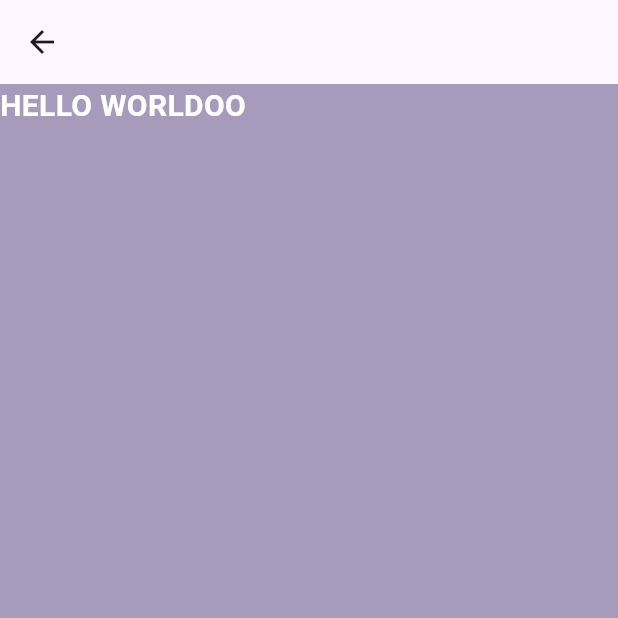
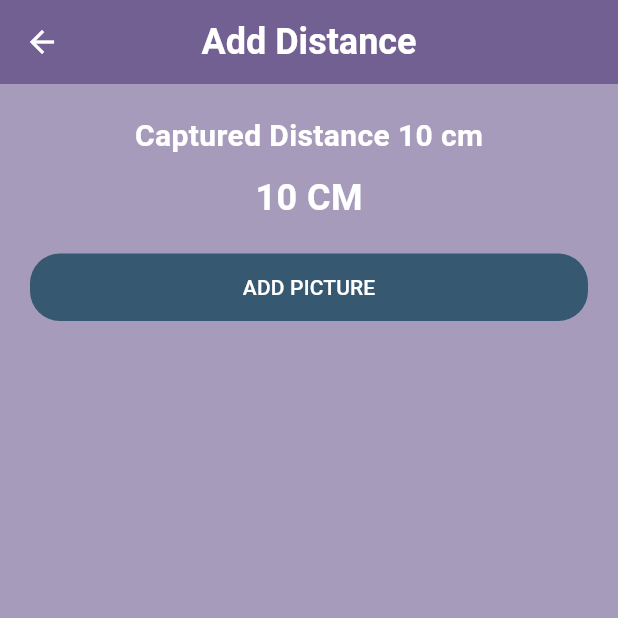
Before and after one commit to razstvien01/distance_range_estimator, a Flutter app: the AddDistanceScreen screen opened by its route, on a phone screen of 412 x 824 dp, the top half of it. Run offline on Flutter 3.47's test engine with Material 3 defaults, Android fonts, the light colour scheme and no system bars; our stand-ins replace firebase_core; missing offline and left inert: mqtt_client; accounts and stored records are empty.

Commit message:
add: default_testfield widget

```diff
--- a/lib/main.dart
+++ b/lib/main.dart
@@ -120,7 +120,7 @@ class _MyHomePageState extends State<MyHomePage> {
         appBar: AppBar(
           centerTitle: true,
           backgroundColor: kPrimaryColor,
-          title: Text("Distance Range Estimator", style: kHeadTextStyle),
+          title: const Text("Distance Range Estimator", style: kHeadTextStyle),
         ),
         body: HomeScreen()
         );
--- a/lib/screens/add_distance_screen/add_distance.dart
+++ b/lib/screens/add_distance_screen/add_distance.dart
@@ -1,4 +1,5 @@
 import 'package:distance_range_estimator/types/constants.dart';
+import 'package:distance_range_estimator/widgets/default_button.dart';
 import 'package:flutter/material.dart';
 
 class AddDistanceScreen extends StatelessWidget {
@@ -8,13 +9,32 @@ class AddDistanceScreen extends StatelessWidget {
   Widget build(BuildContext context) {
     return Scaffold(
       backgroundColor: kBGColor,
-      appBar: AppBar(),
+      appBar: AppBar(
+        backgroundColor: kBGColor,
+        centerTitle: true,
+        title: const Text("Add Distance", style: kHeadTextStyle),
+        foregroundColor: kRevColor,
+      ),
       body: Column(
         children: [
-          Text(
-            "HELLO WORLDOO",
-            style: kSubTextStyle,
-          )
+          const Padding(
+            padding: EdgeInsets.only(top: 20.0),
+            child: Text(
+              "Captured Distance 10 cm",
+              style: kSubTextStyle,
+            ),
+          ),
+          const Padding(
+            padding: EdgeInsets.only(top: 10.0),
+            child: Text(
+              "10 CM",
+              style: kHeadTextStyle,
+            ),
+          ),
+
+          DefaultButton(btnText: "Add Picture", onPressed: () => {
+            print("Pressed")
+          },),
         ],
       ),
     );
```
Also changed, not shown: lib/widgets/default_textfield.dart (added, +67 -0 lines).
